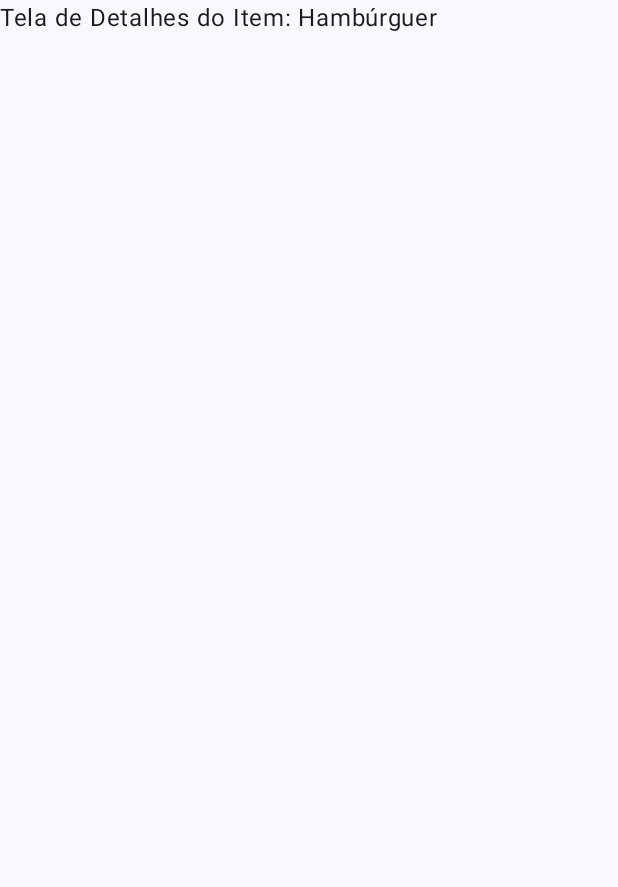
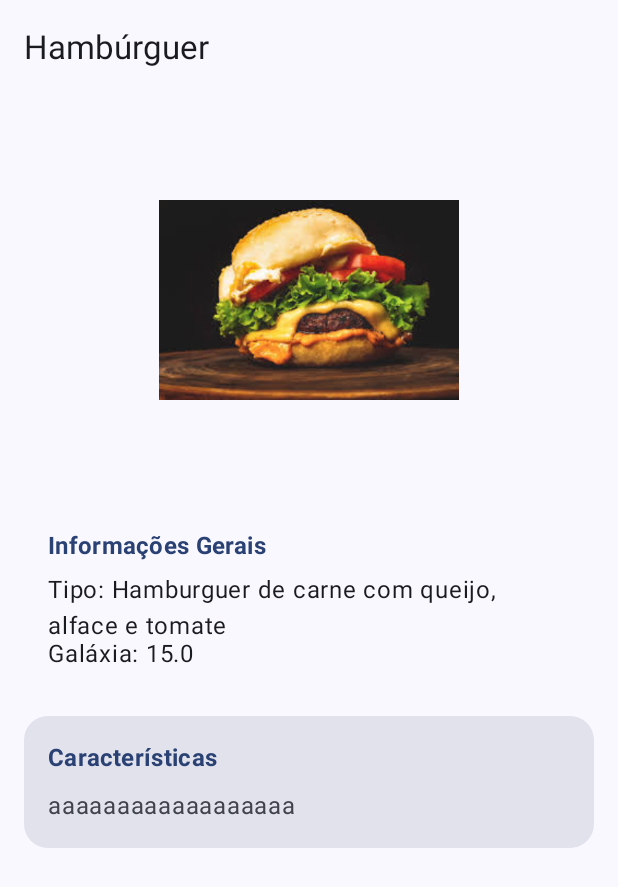
Before and after one commit to FGabriel-Lima/QuixaFood, an Android app built with Jetpack Compose: the composable DetailsScreen called with sample values from the repository, on a phone screen of 412 x 824 dp. Shown: the top 887 px of the screen. Run offline under Robolectric (Android 15) with nearby library versions, the phone set to English and light mode, and no system bars.

Commit message:
adicionada tela de detalhes incompleta

```diff
--- a/app/src/main/java/com/example/quixafood/navigation/NavGraph.kt
+++ b/app/src/main/java/com/example/quixafood/navigation/NavGraph.kt
@@ -103,7 +103,9 @@ fun NavGraph() {
                     },
                     onLogoutClick = { context: Context ->
                         logout(context)
-                    }
+                    },
+                    navController = navController,
+                    navigateTo = ::navigateTo
                 )
             }
 
@@ -144,10 +146,7 @@ fun NavGraph() {
             composable(BottomBarScreen.Settings.route) {
                 SettingsScreen()
             }
-            // Tela de Ajuda
-            composable(BottomBarScreen.Help.route) {
-                HelpScreen()
-            }
+
             // Tela de Detalhes
             composable("details/{itemName}") {
                     backStackEntry ->
--- a/app/src/main/java/com/example/quixafood/ui/screens/DetailsScreen.kt
+++ b/app/src/main/java/com/example/quixafood/ui/screens/DetailsScreen.kt
@@ -1,12 +1,122 @@
 package com.example.quixafood.ui.screens
 
+import androidx.compose.foundation.Image
+import androidx.compose.foundation.layout.Box
+import androidx.compose.foundation.layout.Column
+import androidx.compose.foundation.layout.Spacer
+import androidx.compose.foundation.layout.fillMaxSize
+import androidx.compose.foundation.layout.fillMaxWidth
+import androidx.compose.foundation.layout.height
+import androidx.compose.foundation.layout.padding
+import androidx.compose.foundation.layout.size
+import androidx.compose.foundation.shape.CircleShape
+import androidx.compose.foundation.shape.RoundedCornerShape
+import androidx.compose.material3.Card
+import androidx.compose.material3.CardDefaults
 import androidx.compose.material3.ExperimentalMaterial3Api
+import androidx.compose.material3.MaterialTheme
+import androidx.compose.material3.Scaffold
 import androidx.compose.material3.Text
+import androidx.compose.material3.TopAppBar
 import androidx.compose.runtime.Composable
+import androidx.compose.ui.Alignment
+import androidx.compose.ui.Modifier
+import androidx.compose.ui.draw.clip
+import androidx.compose.ui.res.painterResource
+import androidx.compose.ui.text.font.FontWeight
+import androidx.compose.ui.unit.dp
 import com.example.quixafood.models.Itens
 
 @ExperimentalMaterial3Api
 @Composable
 fun DetailsScreen(item: Itens) {
-    Text(text = "Tela de Detalhes do Item: "+item.name)
+    Scaffold(
+        topBar = {
+            TopAppBar(
+                title = {
+                    Text(
+                        text = item.name,
+                        style = MaterialTheme.typography.titleLarge
+                    )
+                }
+            )
+        }
+    ) { paddingValues ->
+        Column(
+            modifier = Modifier
+                .fillMaxSize()
+                .padding(paddingValues)
+                .padding(16.dp)
+        ) {
+            // Imagem destacada
+            Box(
+                modifier = Modifier
+                    .fillMaxWidth()
+                    .height(240.dp),
+                contentAlignment = Alignment.Center
+            ) {
+                Image(
+                    painter = painterResource(id = item.imageRes),
+                    contentDescription = "Imagem de ${item.name}",
+                    modifier = Modifier
+                        .size(200.dp)
+//                        .clip(CircleShape)
+                )
+            }
+            Spacer(modifier = Modifier.height(16.dp))
+            // Informações Gerais
+            Card(
+                modifier = Modifier.fillMaxWidth(),
+                shape = RoundedCornerShape(16.dp),
+                colors = CardDefaults.cardColors(containerColor = MaterialTheme.colorScheme.surface)
+            ) {
+                Column(modifier = Modifier.padding(16.dp)) {
+                    Text(
+                        text = "Informações Gerais" ,
+                        style = MaterialTheme.typography.titleMedium.copy(fontWeight = FontWeight.Bold),
+                        color = MaterialTheme.colorScheme.primary
+                    )
+                    Spacer(modifier = Modifier.height(8.dp))
+                    Text(
+                        text = "Tipo: ${item.description}",
+                        style = MaterialTheme.typography.bodyLarge
+                    )
+                    Text(
+                        text = "Galáxia: ${item.price}",
+                        style = MaterialTheme.typography.bodyLarge
+                    )
+//                    Text(
+//                        text = "Distância do Sol: ${planet.distanceFromSun}",
+//                        style = MaterialTheme.typography.bodyLarge
+//                    )
+//                    Text(
+//                        text = "Diâmetro: ${planet.diameter}",
+//                        style = MaterialTheme.typography.bodyLarge
+//                    )
+                }
+            }
+            Spacer(modifier = Modifier.height(16.dp))
+            // Características
+            Card(
+                modifier = Modifier.fillMaxWidth(),
+                shape = RoundedCornerShape(16.dp),
+                colors = CardDefaults.cardColors(containerColor = MaterialTheme.colorScheme.surfaceVariant)
+            ) {
+                Column(modifier = Modifier.padding(16.dp)) {
+                    Text(
+                        text = "Características",
+                        style = MaterialTheme.typography.titleMedium.copy(fontWeight = FontWeight.Bold),
+                        color = MaterialTheme.colorScheme.primary
+                    )
+                    Spacer(modifier = Modifier.height(8.dp))
+//                    Text(
+//                        text = item.characteristics,
+//                        style = MaterialTheme.typography.bodyMedium,
+//                        lineHeight = 20.sp
+//                    )
+                    Text("aaaaaaaaaaaaaaaaaa")
+                }
+            }
+        }
+    }
 }
--- a/app/src/main/java/com/example/quixafood/ui/screens/HomeScreen.kt
+++ b/app/src/main/java/com/example/quixafood/ui/screens/HomeScreen.kt
@@ -10,6 +10,7 @@ import androidx.compose.runtime.Composable
 import androidx.compose.ui.Modifier
 import com.example.quixafood.models.mockItens
 import androidx.compose.foundation.lazy.items
+import androidx.navigation.NavController
 import com.example.quixafood.ui.components.ItemCardView
 import com.example.quixafood.ui.components.TopAppBarWithMenu
 
@@ -20,7 +21,9 @@ fun HomeScreen(
     onFavoritesClick: () -> Unit,
     onHelpClick: () -> Unit,
     onLogoutClick: (Context) -> Unit,
-    onSettingsClick: () -> Unit  // Adicione o parâmetro aqui
+    onSettingsClick: () -> Unit,
+    navController: NavController,
+    navigateTo: (NavController, String, Boolean, Boolean, Boolean) -> Unit
 ) {
     Scaffold(
         topBar = {
@@ -38,6 +41,9 @@ fun HomeScreen(
                 items(mockItens) { item ->
                     ItemCardView(itens = item, onFavoriteClick = {
                         item.isFavorite.value = !item.isFavorite.value
+                    },
+                    onDetailClick = {
+                        navigateTo(navController, "details/${item.name}", true, true, false)
                     })
                 }
             }
```
